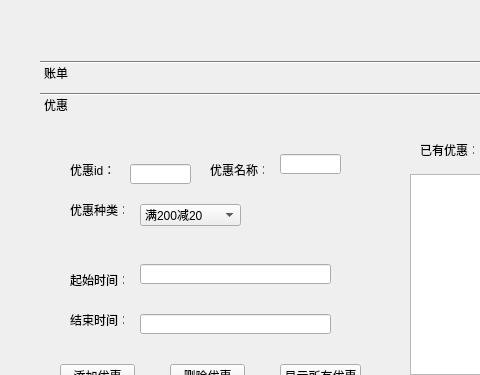
Before: the Qt Designer form myboss.ui in XMeleny/DB, drawn with Qt 5; both pictures show x 0 to 480 and y 0 to 375 of the 697 by 465 pixel window.
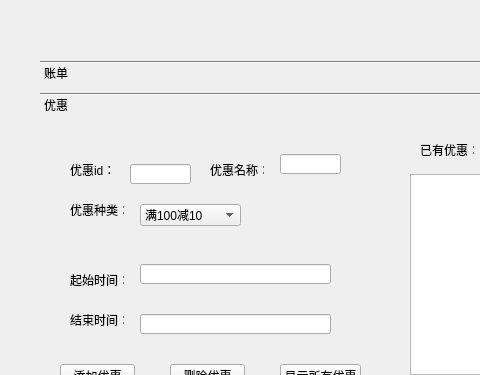
After: the same form once the commit is applied. The open tabs and pages were chosen to show the change.

What changed in the file:
```diff
--- a/myboss.ui
+++ b/myboss.ui
@@ -235,6 +235,11 @@
        <height>22</height>
       </rect>
      </property>
+     <item>
+      <property name="text">
+       <string>满100减10</string>
+      </property>
+     </item>
      <item>
       <property name="text">
        <string>满200减20</string>
```
Left out of the diff: 5 changed lines with no effect on the pictures.
